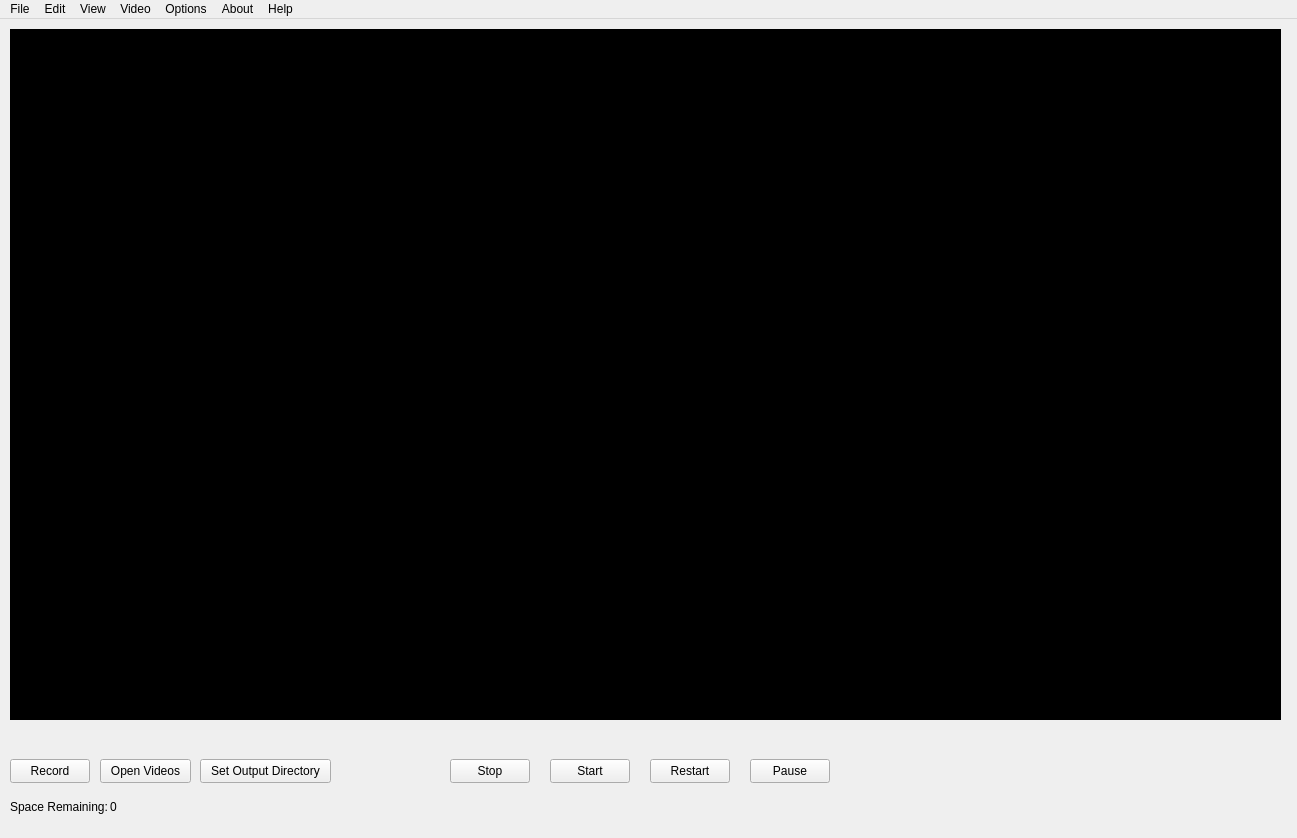
Above: AtmosphericSensorSystem/MainWindow.ui from m-riley04/ModularSensorSystem before the change. Below: the same form after it.
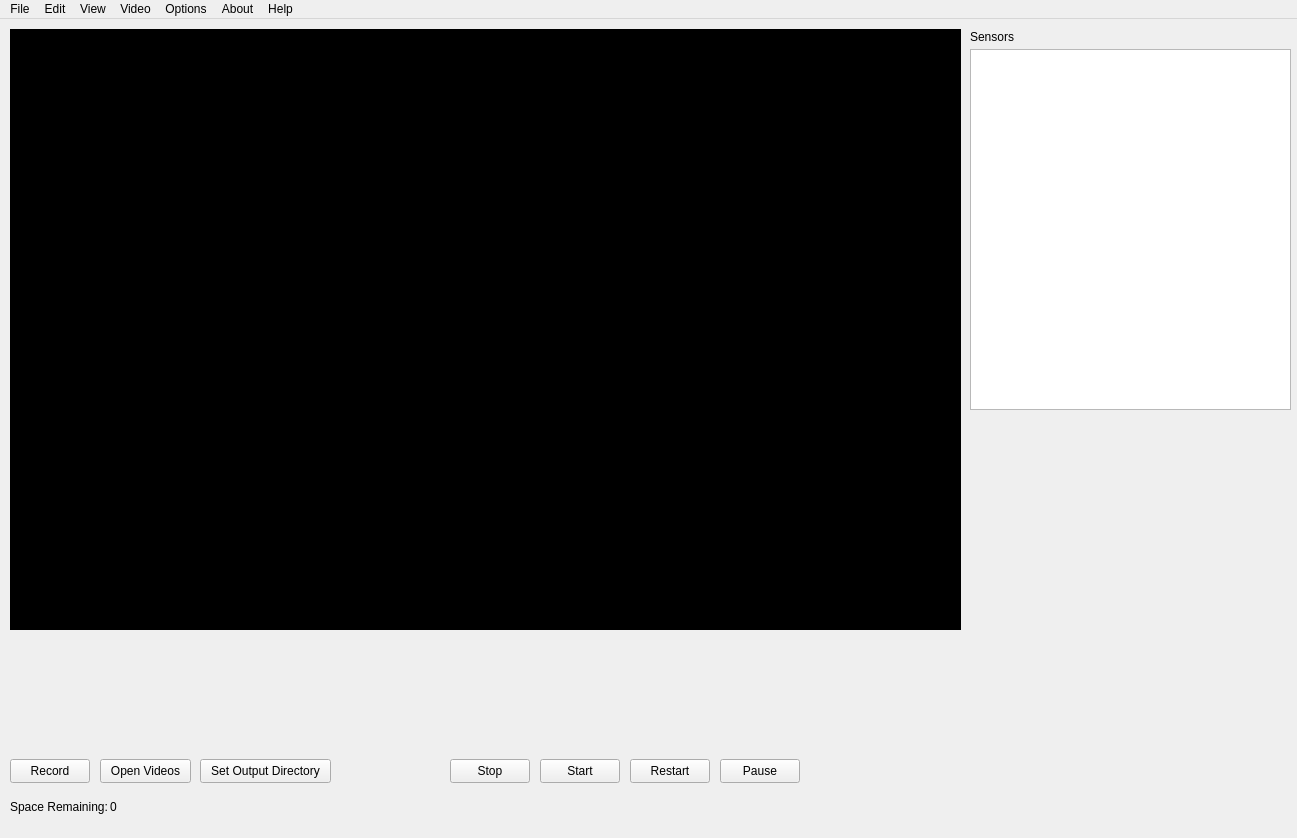
That is the form after the change.

```diff
--- a/AtmosphericSensorSystem/MainWindow.ui
+++ b/AtmosphericSensorSystem/MainWindow.ui
@@ -84,15 +84,15 @@
      <rect>
       <x>10</x>
       <y>10</y>
-      <width>1271</width>
-      <height>691</height>
+      <width>951</width>
+      <height>601</height>
      </rect>
     </property>
     <property name="styleSheet">
      <string notr="true">background: black;</string>
     </property>
     <property name="text">
-     <string>video</string>
+     <string/>
     </property>
    </widget>
    <widget class="QPushButton" name="buttonStop">
@@ -111,7 +111,7 @@
    <widget class="QPushButton" name="buttonStart">
     <property name="geometry">
      <rect>
-      <x>550</x>
+      <x>540</x>
       <y>740</y>
       <width>80</width>
       <height>24</height>
@@ -124,7 +124,7 @@
    <widget class="QPushButton" name="buttonRestart">
     <property name="geometry">
      <rect>
-      <x>650</x>
+      <x>630</x>
       <y>740</y>
       <width>80</width>
       <height>24</height>
@@ -137,7 +137,7 @@
    <widget class="QPushButton" name="buttonPause">
     <property name="geometry">
      <rect>
-      <x>750</x>
+      <x>720</x>
       <y>740</y>
       <width>80</width>
       <height>24</height>
@@ -147,6 +147,29 @@
      <string>Pause</string>
     </property>
    </widget>
+   <widget class="QListWidget" name="sensorsList">
+    <property name="geometry">
+     <rect>
+      <x>970</x>
+      <y>30</y>
+      <width>321</width>
+      <height>361</height>
+     </rect>
+    </property>
+   </widget>
+   <widget class="QLabel" name="label_2">
+    <property name="geometry">
+     <rect>
+      <x>970</x>
+      <y>10</y>
+      <width>101</width>
+      <height>16</height>
+     </rect>
+    </property>
+    <property name="text">
+     <string>Sensors</string>
+    </property>
+   </widget>
   </widget>
   <widget class="QMenuBar" name="menuBar">
    <property name="geometry">
```
